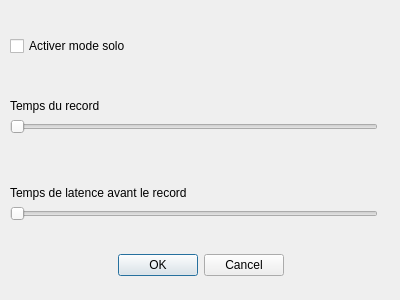
The window that view/configrecordmouvement.ui (nicoctopus/octopus) describes before a commit, drawn with Qt 5.
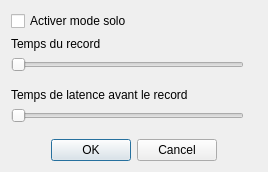
The same window after the commit.

```diff
--- a/view/configrecordmouvement.ui
+++ b/view/configrecordmouvement.ui
@@ -6,38 +6,39 @@
    <rect>
     <x>0</x>
     <y>0</y>
-    <width>400</width>
-    <height>300</height>
+    <width>320</width>
+    <height>220</height>
    </rect>
   </property>
+  <property name="sizePolicy">
+   <sizepolicy hsizetype="Fixed" vsizetype="Fixed">
+    <horstretch>0</horstretch>
+    <verstretch>0</verstretch>
+   </sizepolicy>
+  </property>
   <property name="windowTitle">
    <string>Paramètres d'enregistrement</string>
   </property>
-  <widget class="QWidget" name="horizontalLayoutWidget">
-   <property name="geometry">
-    <rect>
-     <x>10</x>
-     <y>0</y>
-     <width>381</width>
-     <height>231</height>
-    </rect>
-   </property>
+  <property name="layoutDirection">
+   <enum>Qt::LeftToRight</enum>
+  </property>
+  <property name="sizeGripEnabled">
+   <bool>false</bool>
+  </property>
+  <property name="modal">
+   <bool>true</bool>
+  </property>
+  <layout class="QGridLayout" name="gridLayout">
+   <property name="sizeConstraint">
+    <enum>QLayout::SetFixedSize</enum>
+   </property>
+   <item row="0" column="0">
    <layout class="QHBoxLayout" name="horizontalLayout">
     <item>
      <layout class="QVBoxLayout" name="verticalLayout">
-      <item>
-       <spacer name="verticalSpacer">
-        <property name="orientation">
-         <enum>Qt::Vertical</enum>
-        </property>
-        <property name="sizeHint" stdset="0">
-         <size>
-          <width>20</width>
-          <height>40</height>
-         </size>
-        </property>
-       </spacer>
-      </item>
+       <property name="sizeConstraint">
+        <enum>QLayout::SetFixedSize</enum>
+       </property>
       <item>
        <widget class="QCheckBox" name="checkBox">
         <property name="text">
@@ -45,19 +46,6 @@
         </property>
        </widget>
       </item>
-      <item>
-       <spacer name="verticalSpacer_3">
-        <property name="orientation">
-         <enum>Qt::Vertical</enum>
-        </property>
-        <property name="sizeHint" stdset="0">
-         <size>
-          <width>20</width>
-          <height>40</height>
-         </size>
-        </property>
-       </spacer>
-      </item>
       <item>
        <widget class="QLabel" name="label_2">
         <property name="text">
@@ -92,19 +80,6 @@
         </item>
        </layout>
       </item>
-      <item>
-       <spacer name="verticalSpacer_2">
-        <property name="orientation">
-         <enum>Qt::Vertical</enum>
-        </property>
-        <property name="sizeHint" stdset="0">
-         <size>
-          <width>20</width>
-          <height>40</height>
-         </size>
-        </property>
-       </spacer>
-      </item>
       <item>
        <widget class="QLabel" name="label">
         <property name="text">
@@ -139,16 +114,8 @@
      </layout>
     </item>
    </layout>
-  </widget>
-  <widget class="QWidget" name="horizontalLayoutWidget_2">
-   <property name="geometry">
-    <rect>
-     <x>10</x>
-     <y>240</y>
-     <width>381</width>
-     <height>51</height>
-    </rect>
-   </property>
+   </item>
+   <item row="1" column="0">
    <layout class="QHBoxLayout" name="horizontalLayout_2">
     <item>
      <spacer name="horizontalSpacer">
@@ -187,7 +154,8 @@
      </spacer>
     </item>
    </layout>
-  </widget>
+   </item>
+  </layout>
  </widget>
  <resources/>
  <connections>
```
Left out of the diff: 3 changed lines with no effect on the pictures. Lines whose indentation alone changed are shown as unchanged.
